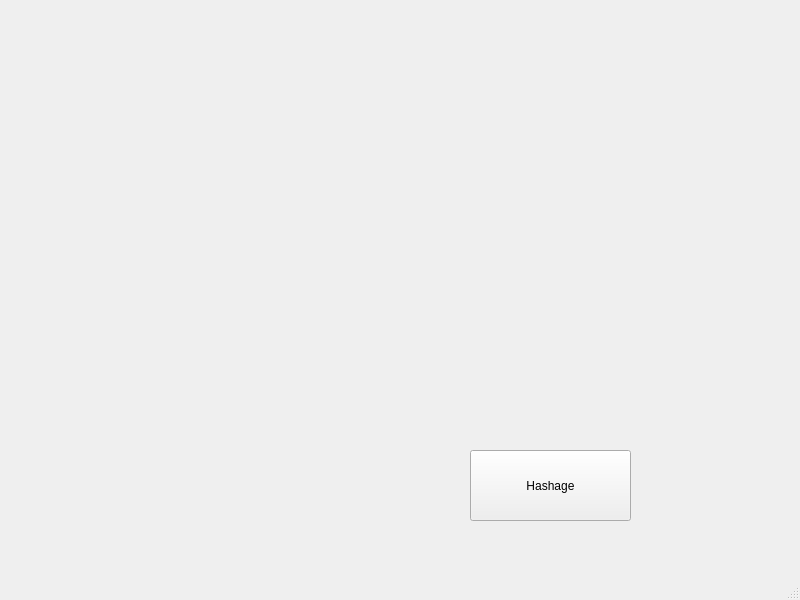
Old version of the form mainwindow.ui in the repository valentin-889/App_Securite.
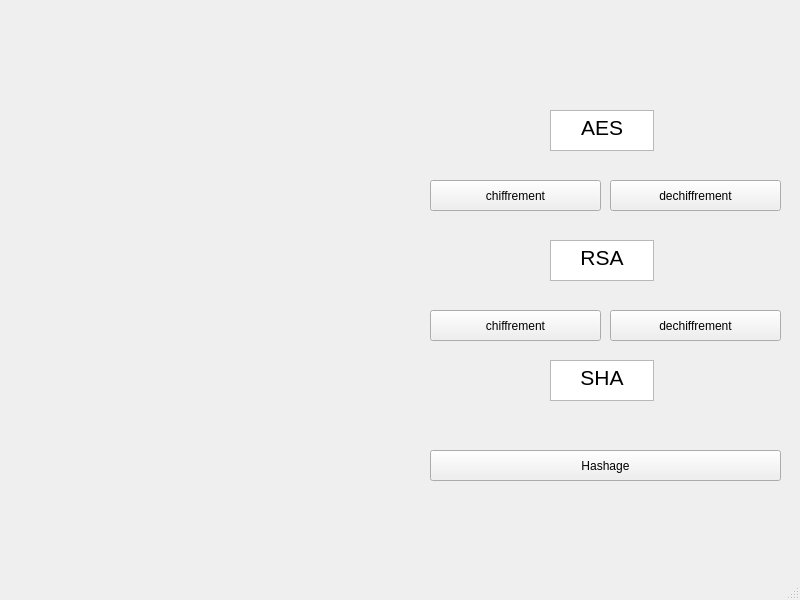
New version of the form.

Patch:
```diff
--- a/mainwindow.ui
+++ b/mainwindow.ui
@@ -17,16 +17,128 @@
    <widget class="QPushButton" name="btn_sha">
     <property name="geometry">
      <rect>
-      <x>470</x>
+      <x>430</x>
       <y>450</y>
-      <width>161</width>
-      <height>71</height>
+      <width>351</width>
+      <height>31</height>
      </rect>
     </property>
     <property name="text">
      <string>Hashage</string>
     </property>
    </widget>
+   <widget class="QPushButton" name="btn_dechif_rsa">
+    <property name="geometry">
+     <rect>
+      <x>610</x>
+      <y>310</y>
+      <width>171</width>
+      <height>31</height>
+     </rect>
+    </property>
+    <property name="text">
+     <string>dechiffrement</string>
+    </property>
+   </widget>
+   <widget class="QPushButton" name="btn_chif_rsa">
+    <property name="geometry">
+     <rect>
+      <x>430</x>
+      <y>310</y>
+      <width>171</width>
+      <height>31</height>
+     </rect>
+    </property>
+    <property name="text">
+     <string>chiffrement</string>
+    </property>
+   </widget>
+   <widget class="QPushButton" name="btn_dechif_aes">
+    <property name="geometry">
+     <rect>
+      <x>610</x>
+      <y>180</y>
+      <width>171</width>
+      <height>31</height>
+     </rect>
+    </property>
+    <property name="text">
+     <string>dechiffrement</string>
+    </property>
+   </widget>
+   <widget class="QPushButton" name="btn_chif_aes">
+    <property name="geometry">
+     <rect>
+      <x>430</x>
+      <y>180</y>
+      <width>171</width>
+      <height>31</height>
+     </rect>
+    </property>
+    <property name="text">
+     <string>chiffrement</string>
+    </property>
+   </widget>
+   <widget class="QTextEdit" name="TXT_sha">
+    <property name="geometry">
+     <rect>
+      <x>550</x>
+      <y>360</y>
+      <width>104</width>
+      <height>41</height>
+     </rect>
+    </property>
+    <property name="html">
+     <string>&lt;!DOCTYPE HTML PUBLIC &quot;-//W3C//DTD HTML 4.0//EN&quot; &quot;http://www.w3.org/TR/REC-html40/strict.dtd&quot;&gt;
+&lt;html&gt;&lt;head&gt;&lt;meta name=&quot;qrichtext&quot; content=&quot;1&quot; /&gt;&lt;meta charset=&quot;utf-8&quot; /&gt;&lt;style type=&quot;text/css&quot;&gt;
+p, li { white-space: pre-wrap; }
+hr { height: 1px; border-width: 0; }
+li.unchecked::marker { content: &quot;\2610&quot;; }
+li.checked::marker { content: &quot;\2612&quot;; }
+&lt;/style&gt;&lt;/head&gt;&lt;body style=&quot; font-family:'Segoe UI'; font-size:9pt; font-weight:400; font-style:normal;&quot;&gt;
+&lt;p align=&quot;center&quot; style=&quot; margin-top:0px; margin-bottom:0px; margin-left:0px; margin-right:0px; -qt-block-indent:0; text-indent:0px;&quot;&gt;&lt;span style=&quot; font-size:16pt;&quot;&gt;SHA&lt;/span&gt;&lt;/p&gt;&lt;/body&gt;&lt;/html&gt;</string>
+    </property>
+   </widget>
+   <widget class="QTextEdit" name="TXT_aes">
+    <property name="geometry">
+     <rect>
+      <x>550</x>
+      <y>110</y>
+      <width>104</width>
+      <height>41</height>
+     </rect>
+    </property>
+    <property name="html">
+     <string>&lt;!DOCTYPE HTML PUBLIC &quot;-//W3C//DTD HTML 4.0//EN&quot; &quot;http://www.w3.org/TR/REC-html40/strict.dtd&quot;&gt;
+&lt;html&gt;&lt;head&gt;&lt;meta name=&quot;qrichtext&quot; content=&quot;1&quot; /&gt;&lt;meta charset=&quot;utf-8&quot; /&gt;&lt;style type=&quot;text/css&quot;&gt;
+p, li { white-space: pre-wrap; }
+hr { height: 1px; border-width: 0; }
+li.unchecked::marker { content: &quot;\2610&quot;; }
+li.checked::marker { content: &quot;\2612&quot;; }
+&lt;/style&gt;&lt;/head&gt;&lt;body style=&quot; font-family:'Segoe UI'; font-size:9pt; font-weight:400; font-style:normal;&quot;&gt;
+&lt;p align=&quot;center&quot; style=&quot; margin-top:0px; margin-bottom:0px; margin-left:0px; margin-right:0px; -qt-block-indent:0; text-indent:0px;&quot;&gt;&lt;span style=&quot; font-size:16pt;&quot;&gt;AES&lt;/span&gt;&lt;/p&gt;&lt;/body&gt;&lt;/html&gt;</string>
+    </property>
+   </widget>
+   <widget class="QTextEdit" name="TXT_rsa">
+    <property name="geometry">
+     <rect>
+      <x>550</x>
+      <y>240</y>
+      <width>104</width>
+      <height>41</height>
+     </rect>
+    </property>
+    <property name="html">
+     <string>&lt;!DOCTYPE HTML PUBLIC &quot;-//W3C//DTD HTML 4.0//EN&quot; &quot;http://www.w3.org/TR/REC-html40/strict.dtd&quot;&gt;
+&lt;html&gt;&lt;head&gt;&lt;meta name=&quot;qrichtext&quot; content=&quot;1&quot; /&gt;&lt;meta charset=&quot;utf-8&quot; /&gt;&lt;style type=&quot;text/css&quot;&gt;
+p, li { white-space: pre-wrap; }
+hr { height: 1px; border-width: 0; }
+li.unchecked::marker { content: &quot;\2610&quot;; }
+li.checked::marker { content: &quot;\2612&quot;; }
+&lt;/style&gt;&lt;/head&gt;&lt;body style=&quot; font-family:'Segoe UI'; font-size:9pt; font-weight:400; font-style:normal;&quot;&gt;
+&lt;p align=&quot;center&quot; style=&quot; margin-top:0px; margin-bottom:0px; margin-left:0px; margin-right:0px; -qt-block-indent:0; text-indent:0px;&quot;&gt;&lt;span style=&quot; font-size:16pt;&quot;&gt;RSA&lt;/span&gt;&lt;/p&gt;&lt;/body&gt;&lt;/html&gt;</string>
+    </property>
+   </widget>
   </widget>
   <widget class="QMenuBar" name="menubar">
    <property name="geometry">
```
